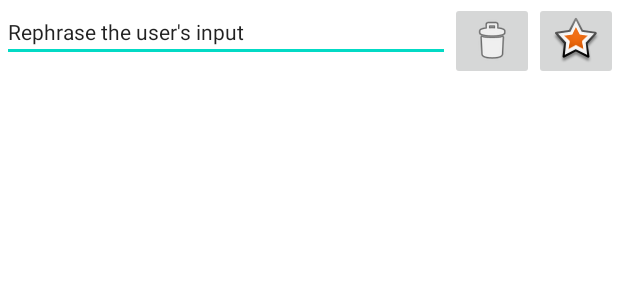
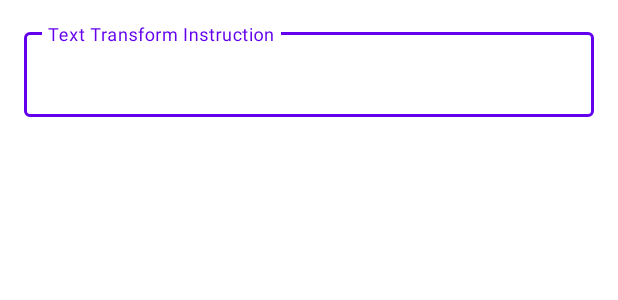
Before and after one commit to bOsowski/KeyboardGPT, an Android app: the layout prediction_setting_card.xml on its own in the app's theme, with its tools: preview values and no code run, on a phone screen of 412 x 824 dp. Shown: the top 300 px of the screen. Run offline under Robolectric (Android 15) with nearby library versions, the phone set to English and light mode, and no system bars.

Commit message:
PredictionSetting UI changes

```diff
--- a/app/src/main/java/net/bosowski/activities/PredictionSettingsListActivity.kt
+++ b/app/src/main/java/net/bosowski/activities/PredictionSettingsListActivity.kt
@@ -36,7 +36,7 @@ class PredictionSettingsListActivity: AppCompatActivity(){
         binding.settingsRecyclerView.adapter = adapter
 
         binding.floatingActionButton.setOnClickListener{ view ->
-            val predictionSetting = PredictionSettingModel(text = "Rephrase the text")
+            val predictionSetting = PredictionSettingModel()
             currentPredictionSettings.add(predictionSetting)
             adapter.notifyItemInserted(adapter.itemCount - 1)
         }
--- a/app/src/main/java/net/bosowski/models/PredictionSettingModel.kt
+++ b/app/src/main/java/net/bosowski/models/PredictionSettingModel.kt
@@ -3,6 +3,6 @@ package net.bosowski.models
 data class PredictionSettingModel(
     var id: String = "",
     var userId: String = "",
-    var text: String = "Rephrase the text",
+    var text: String = "",
     var isOn: Boolean = true,
 )
--- a/app/src/main/res/layout/prediction_setting_card.xml
+++ b/app/src/main/res/layout/prediction_setting_card.xml
@@ -6,52 +6,26 @@
     android:layout_height="wrap_content">
 
 
-    <androidx.constraintlayout.widget.ConstraintLayout
-        android:layout_width="0dp"
+    <com.google.android.material.textfield.TextInputLayout
+        style="@style/Widget.MaterialComponents.TextInputLayout.OutlinedBox"
+        android:layout_width="match_parent"
         android:layout_height="wrap_content"
-        android:layout_marginStart="1dp"
-        android:layout_marginTop="1dp"
+        app:layout_constraintBottom_toBottomOf="parent"
         app:layout_constraintEnd_toEndOf="parent"
-        app:layout_constraintStart_toStartOf="parent"
-        app:layout_constraintTop_toTopOf="parent">
+        app:layout_constraintTop_toTopOf="parent"
+        android:layout_marginStart="16dp"
+        android:layout_marginTop="16dp"
+        android:layout_marginEnd="16dp"
+        app:helperTextTextColor="?colorPrimary"
+        android:hint="Text Transform Instruction"
+        >
 
-        <EditText
+        <com.google.android.material.textfield.TextInputEditText
             android:id="@+id/prediction_card"
-            android:layout_width="0dp"
+            style="@style/Widget.MaterialComponents.TextInputEditText.OutlinedBox"
+            android:layout_width="match_parent"
             android:layout_height="wrap_content"
-            android:text="Rephrase the user's input"
-            android:textAppearance="@style/TextAppearance.AppCompat.Body1"
-            app:layout_constraintEnd_toStartOf="@+id/linearLayout"
-            app:layout_constraintStart_toStartOf="parent"
-            app:layout_constraintTop_toTopOf="parent" />
+            />
+    </com.google.android.material.textfield.TextInputLayout>
 
-        <LinearLayout
-            android:id="@+id/linearLayout"
-            android:layout_width="wrap_content"
-            android:layout_height="wrap_content"
-            android:orientation="horizontal"
-            app:layout_constraintBottom_toBottomOf="parent"
-            app:layout_constraintEnd_toEndOf="parent"
-            app:layout_constraintTop_toTopOf="parent">
-
-
-            <ImageButton
-                android:id="@+id/deleteButton"
-                android:layout_width="wrap_content"
-                android:layout_height="wrap_content"
-                android:layout_weight="1"
-                android:contentDescription="Delete"
-                app:srcCompat="@android:drawable/ic_menu_delete" />
-
-            <ImageButton
-                android:id="@+id/statusButton"
-                android:layout_width="wrap_content"
-                android:layout_height="wrap_content"
-                android:layout_weight="1"
-                android:contentDescription="Status"
-                app:srcCompat="@android:drawable/star_big_on" />
-
-        </LinearLayout>
-
-    </androidx.constraintlayout.widget.ConstraintLayout>
 </androidx.constraintlayout.widget.ConstraintLayout>
```
Also changed, not shown: app/src/main/java/net/bosowski/adapters/PredictionSettingsRecyclerViewAdapter.kt (+17 -15 lines), app/src/main/res/layout/fragment_text_command_config.xml (deleted, +0 -13 lines).
